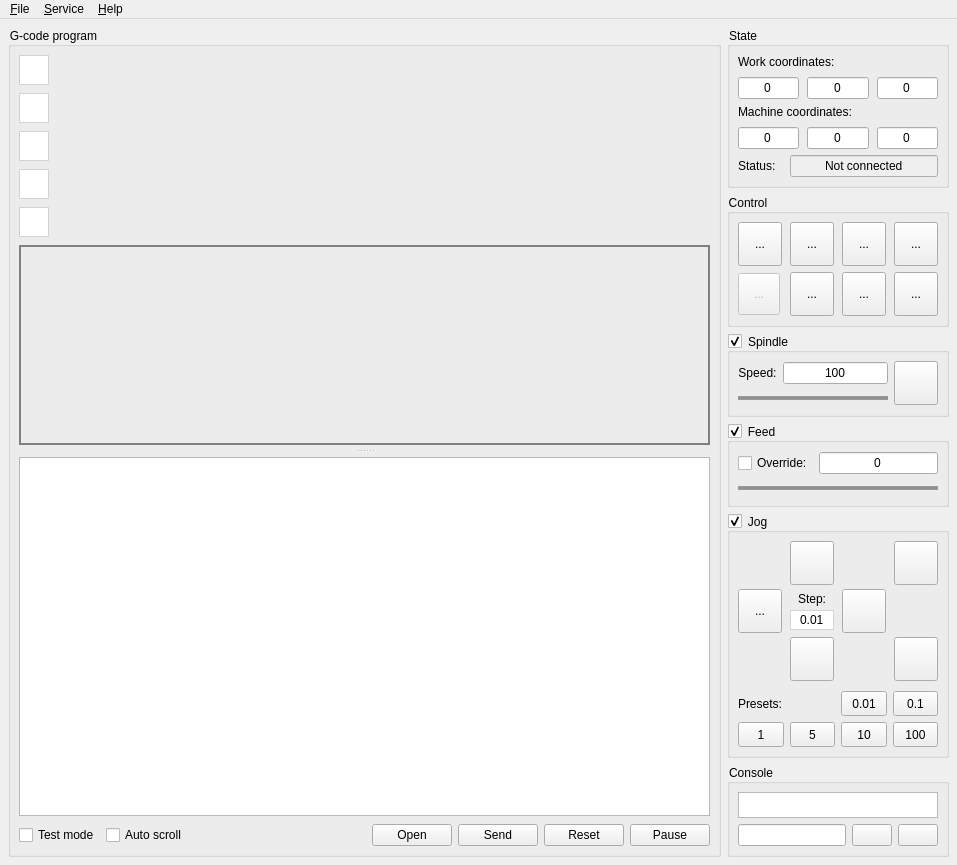
The window that frmmain.ui (Denvi/Candle) describes before a commit, drawn with Qt 5.
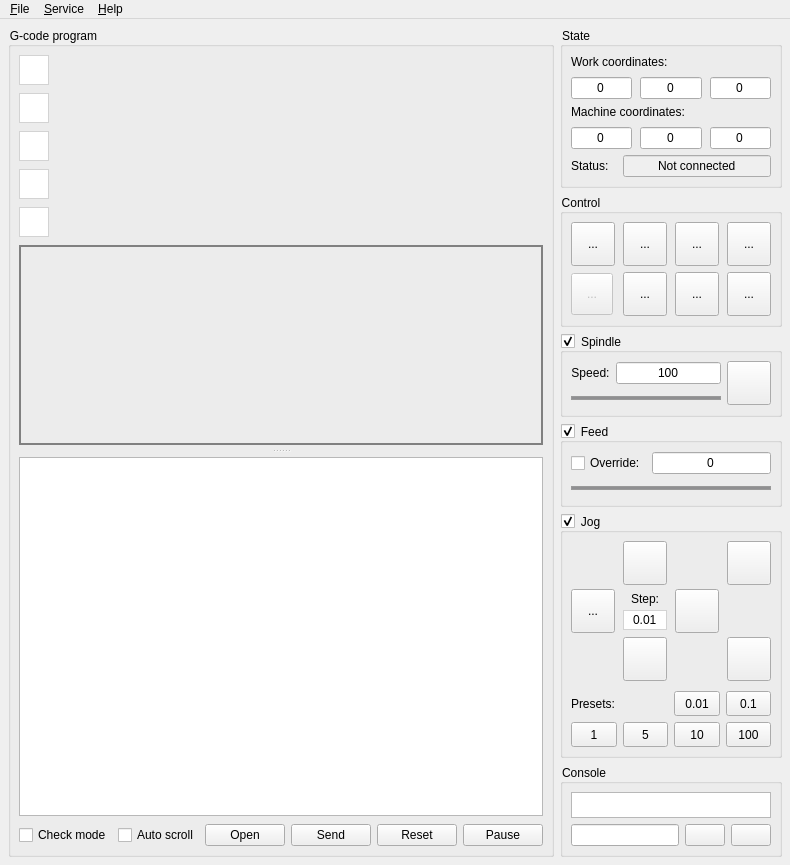
The same window after the commit. Icons and pictures are not drawn. Custom widgets are drawn as their Qt base class.

Commit message:
Check mode visualize.
GRBL reset fixed.

The edit to the form file:
```diff
--- a/frmmain.ui
+++ b/frmmain.ui
@@ -6,7 +6,7 @@
    <rect>
     <x>0</x>
     <y>0</y>
-    <width>957</width>
+    <width>765</width>
     <height>863</height>
    </rect>
   </property>
@@ -493,7 +493,7 @@
          <item>
           <widget class="QCheckBox" name="chkTestMode">
            <property name="text">
-            <string>Test mode</string>
+            <string>Check mode</string>
            </property>
           </widget>
          </item>
@@ -1783,7 +1783,7 @@
     <rect>
      <x>0</x>
      <y>0</y>
-     <width>957</width>
+     <width>765</width>
      <height>21</height>
     </rect>
    </property>
```
Left out of the diff: 3 changed lines with no effect on the pictures. The commit also changes 10 other files.
